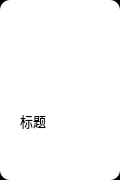
The window that src/rightClickHelper/view/management/menuItemCard_new.ui (NWYLZW/right-click-helper) describes before a commit, drawn with Qt 5.
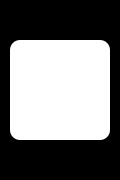
The same window after the commit. Icons and pictures are not drawn.

```diff
--- a/src/rightClickHelper/view/management/menuItemCard_new.ui
+++ b/src/rightClickHelper/view/management/menuItemCard_new.ui
@@ -81,11 +81,18 @@
      <height>180</height>
     </size>
    </property>
+   <property name="styleSheet">
+    <string notr="true">#main {
+	margin: 10px;
+	margin-top: 40px;
+	margin-bottom: 40px;
+}</string>
+   </property>
    <widget class="QPushButton" name="addBtn">
     <property name="geometry">
      <rect>
       <x>20</x>
-      <y>20</y>
+      <y>50</y>
       <width>81</width>
       <height>81</height>
      </rect>
@@ -97,85 +104,6 @@
      <string/>
     </property>
    </widget>
-   <widget class="QLabel" name="title">
-    <property name="geometry">
-     <rect>
-      <x>20</x>
-      <y>110</y>
-      <width>81</width>
-      <height>21</height>
-     </rect>
-    </property>
-    <property name="font">
-     <font>
-      <family>Microsoft YaHei UI</family>
-      <pointsize>10</pointsize>
-     </font>
-    </property>
-    <property name="text">
-     <string>标题</string>
-    </property>
-    <property name="alignment">
-     <set>Qt::AlignLeading|Qt::AlignLeft|Qt::AlignVCenter</set>
-    </property>
-   </widget>
-   <widget class="QPushButton" name="edit">
-    <property name="geometry">
-     <rect>
-      <x>20</x>
-      <y>140</y>
-      <width>21</width>
-      <height>21</height>
-     </rect>
-    </property>
-    <property name="cursor">
-     <cursorShape>PointingHandCursor</cursorShape>
-    </property>
-    <property name="toolTip">
-     <string>编辑</string>
-    </property>
-    <property name="text">
-     <string/>
-    </property>
-   </widget>
-   <widget class="QPushButton" name="remove">
-    <property name="geometry">
-     <rect>
-      <x>50</x>
-      <y>140</y>
-      <width>21</width>
-      <height>21</height>
-     </rect>
-    </property>
-    <property name="cursor">
-     <cursorShape>PointingHandCursor</cursorShape>
-    </property>
-    <property name="toolTip">
-     <string>删除</string>
-    </property>
-    <property name="text">
-     <string/>
-    </property>
-   </widget>
-   <widget class="QPushButton" name="more">
-    <property name="geometry">
-     <rect>
-      <x>80</x>
-      <y>140</y>
-      <width>21</width>
-      <height>21</height>
-     </rect>
-    </property>
-    <property name="cursor">
-     <cursorShape>PointingHandCursor</cursorShape>
-    </property>
-    <property name="toolTip">
-     <string>更多</string>
-    </property>
-    <property name="text">
-     <string/>
-    </property>
-   </widget>
   </widget>
  </widget>
  <resources>
```
